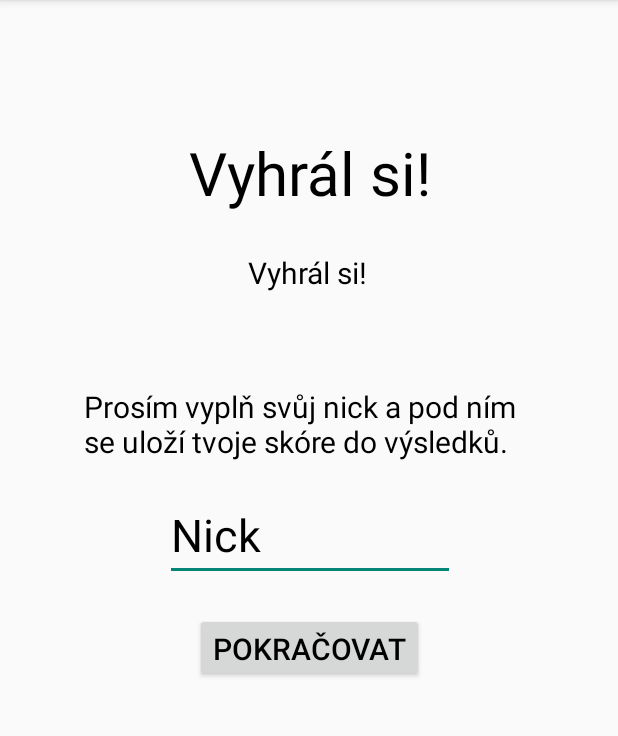
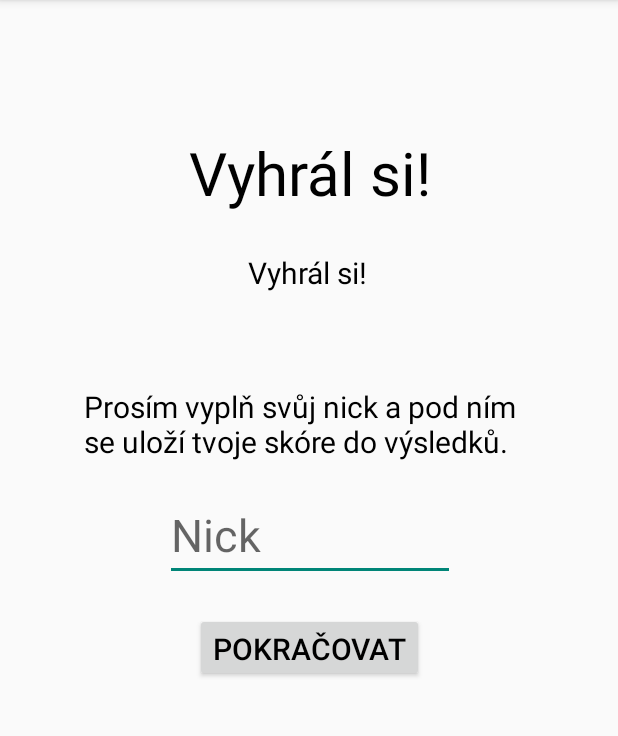
Before and after one commit to SniferBlack/TAMZ2, an Android app: the ZapsatSkore screen opened directly, with no data from a screen before it, on a phone screen of 412 x 824 dp, the part 84-820 px from its top. Run offline under Robolectric (Android 15) with nearby library versions, the phone set to English and light mode, and no system bars; our stand-ins replace Room's generated code.

Commit message:
Dokončení drobností aplikace. Aplikace je plně funkční.

```diff
--- a/app/src/main/java/cer0387/projekt_sudoku/MainActivity.java
+++ b/app/src/main/java/cer0387/projekt_sudoku/MainActivity.java
@@ -30,8 +30,8 @@ public class MainActivity extends Activity {
         super.onCreate(savedInstanceState);
         setContentView(R.layout.activity_main);
 
-        PlayerRepository pr = new PlayerRepository(getApplication());
-        pr.deleteAll();
+        //PlayerRepository pr = new PlayerRepository(getApplication());
+        //pr.deleteAll();
 
         mySharedHra = getSharedPreferences("myPref", Context.MODE_PRIVATE);
         Hra = mySharedHra.getBoolean("hra",false);
--- a/app/src/main/res/layout/activity_zapsat_skore.xml
+++ b/app/src/main/res/layout/activity_zapsat_skore.xml
@@ -87,7 +87,8 @@
         android:layout_marginBottom="8dp"
         android:ems="10"
         android:inputType="textPersonName"
-        android:text="Nick"
+        android:text=""
+        android:hint="Nick"
         android:textColor="@color/black"
         android:textSize="30dp"
         app:layout_constraintBottom_toBottomOf="parent"
```
